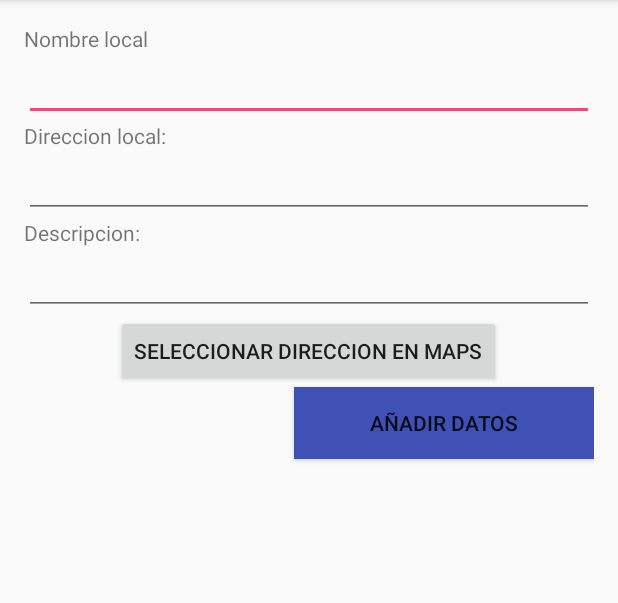
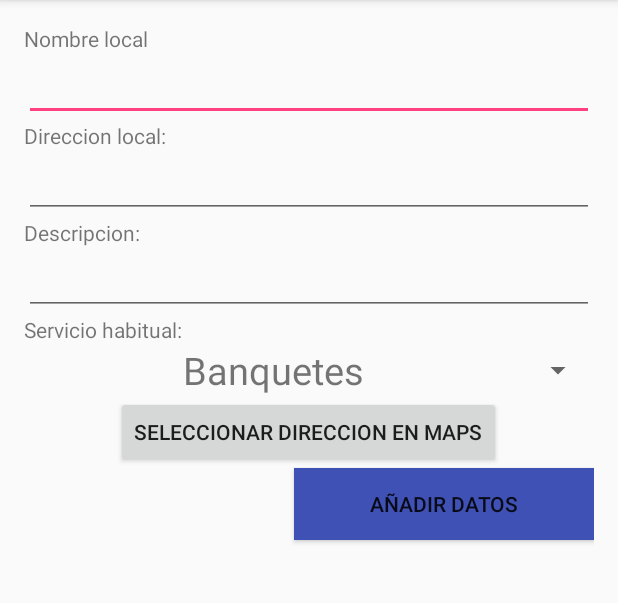
Before and after one commit to santii810/ApuntaExtra, an Android app: the AddLocalActivity screen opened directly, with no data from a screen before it, on a phone screen of 412 x 824 dp, the part 84-687 px from its top. Run offline under Robolectric (Android 15) with nearby library versions, the phone set to English and light mode, and no system bars; libraries missing offline, so code that uses them is left out: com.parse.

Commit message:
Añadido campo 'Servicio habitual' a añadir local y modificado el adapter para que el texto se vea mas grande y centrado

```diff
--- a/app/src/main/java/sgomez/ejercicios/apuntaextra/Activities/AddLocalActivity.java
+++ b/app/src/main/java/sgomez/ejercicios/apuntaextra/Activities/AddLocalActivity.java
@@ -5,7 +5,9 @@ import android.os.Bundle;
 import android.support.v7.app.AppCompatActivity;
 import android.view.View;
 import android.widget.EditText;
+import android.widget.Spinner;
 
+import sgomez.ejercicios.apuntaextra.Adapters.Adapter_simple_spinner;
 import sgomez.ejercicios.apuntaextra.Model.Local;
 import sgomez.ejercicios.apuntaextra.R;
 
@@ -20,6 +22,16 @@ public class AddLocalActivity extends AppCompatActivity {
         super.onCreate(savedInstanceState);
         setContentView(R.layout.activity_add_local);
         local = new Local();
+
+    }
+
+    @Override
+    protected void onResume() {
+        super.onResume();
+        Adapter_simple_spinner adapter = new Adapter_simple_spinner(this, R.layout.view_simple_spinner, MainActivity.getMemoryRepositories().getTiposServicioHabitual());
+        Spinner spinner = ((Spinner) findViewById(R.id.spinnerhabitualService));
+        spinner.setAdapter(adapter);
+
     }
 
     public void buttonMapAdressSelectOnClick(View view) {
@@ -55,6 +67,7 @@ public class AddLocalActivity extends AppCompatActivity {
         backData.putExtra("longitude", local.getLongitude());
         setResult(RESULT_OK, backData);
         finish();
+    }
 
-    }
+
 }
--- a/app/src/main/java/sgomez/ejercicios/apuntaextra/Activities/MainActivity.java
+++ b/app/src/main/java/sgomez/ejercicios/apuntaextra/Activities/MainActivity.java
@@ -19,6 +19,7 @@ import com.google.android.gms.common.api.OptionalPendingResult;
 import com.google.android.gms.common.api.ResultCallback;
 import com.parse.Parse;
 
+import sgomez.ejercicios.apuntaextra.Model.MemoryRepositories;
 import sgomez.ejercicios.apuntaextra.Model.ParseLocalRepository;
 import sgomez.ejercicios.apuntaextra.Model.ParseUsuarioRepository;
 import sgomez.ejercicios.apuntaextra.Model.Usuario;
@@ -36,6 +37,9 @@ public class MainActivity extends AppCompatActivity implements
     //REPOSITORIOS
     private static ParseUsuarioRepository UsuarioRepository = new ParseUsuarioRepository();
     private static ParseLocalRepository LocalRepository = new ParseLocalRepository();
+    private static MemoryRepositories memoryRepositories = new MemoryRepositories();
+
+
     private ProgressDialog mProgressDialog;
 
     public static Usuario getUsuario() {
@@ -55,6 +59,11 @@ public class MainActivity extends AppCompatActivity implements
         return LocalRepository;
     }
     // [END handleSignInResult]
+
+
+    public static MemoryRepositories getMemoryRepositories() {
+        return memoryRepositories;
+    }
 
     @Override
     protected void onCreate(Bundle savedInstanceState) {
--- /dev/null
+++ b/app/src/main/java/sgomez/ejercicios/apuntaextra/Adapters/Adapter_simple_spinner.java
@@ -0,0 +1,60 @@
+package sgomez.ejercicios.apuntaextra.Adapters;
+
+import android.content.Context;
+import android.view.LayoutInflater;
+import android.view.View;
+import android.view.ViewGroup;
+import android.widget.BaseAdapter;
+import android.widget.TextView;
+
+import java.util.ArrayList;
+
+import sgomez.ejercicios.apuntaextra.R;
+
+/**
+ * Created by sgomez on 30/12/2015.
+ */
+public class Adapter_simple_spinner extends BaseAdapter {
+
+    private ArrayList entradas;
+    private int idView;
+    private Context contexto;
+
+
+    public Adapter_simple_spinner(Context contexto, int idView, ArrayList entradas) {
+        this.entradas = entradas;
+        this.contexto = contexto;
+        this.idView = idView;
+    }
+
+    @Override
+    public int getCount() {
+        return entradas.size();
+    }
+
+    @Override
+    public Object getItem(int position) {
+        return entradas.get(position);
+    }
+
+    @Override
+    public long getItemId(int position) {
+        return position;
+    }
+
+    @Override
+    public View getView(int position, View convertView, ViewGroup parent) {
+        if (convertView == null) {
+            LayoutInflater vi = (LayoutInflater) contexto.getSystemService(Context.LAYOUT_INFLATER_SERVICE);
+            convertView = vi.inflate(idView, null);
+            onEntrada(entradas.get(position), convertView);
+        }
+        return convertView;
+    }
+
+    public void onEntrada(Object entrada, View view) {
+        if (entrada instanceof String) {
+            ((TextView) view.findViewById(R.id.textViewSimpleSpinnerView)).setText((String) entrada);
+        }
+    }
+}
--- a/app/src/main/java/sgomez/ejercicios/apuntaextra/Model/MemoryRepositories.java
+++ b/app/src/main/java/sgomez/ejercicios/apuntaextra/Model/MemoryRepositories.java
@@ -9,7 +9,8 @@ public class MemoryRepositories {
 
     public ArrayList<String> getTiposServicioHabitual() {
         ArrayList<String> retorno = new ArrayList<>();
-        retorno.add("Banquete");
+        retorno.add("Banquetes");
+        retorno.add("Bar");
         retorno.add("Barra");
         retorno.add("Carta");
         retorno.add("Catering");
--- a/app/src/main/res/layout/activity_add_local.xml
+++ b/app/src/main/res/layout/activity_add_local.xml
@@ -45,6 +45,18 @@
             android:layout_height="wrap_content"
             android:inputType="textMultiLine" />
 
+        <TextView
+            android:layout_width="match_parent"
+            android:layout_height="wrap_content"
+            android:text="Servicio habitual:" />
+
+        <Spinner
+            android:id="@+id/spinnerhabitualService"
+            android:layout_width="match_parent"
+            android:layout_height="wrap_content">
+
+        </Spinner>
+
         <Button
             android:id="@+id/buttonMapAddressSelect"
             android:layout_width="wrap_content"
--- /dev/null
+++ b/app/src/main/res/layout/view_simple_spinner.xml
@@ -0,0 +1,14 @@
+<?xml version="1.0" encoding="utf-8"?>
+<LinearLayout xmlns:android="http://schemas.android.com/apk/res/android"
+    android:layout_width="match_parent"
+    android:layout_height="match_parent"
+    android:orientation="vertical">
+
+    <TextView
+        android:id="@+id/textViewSimpleSpinnerView"
+        android:layout_width="match_parent"
+        android:textSize="25dp"
+        android:gravity="center"
+        android:layout_height="match_parent" />
+
+</LinearLayout>
```
